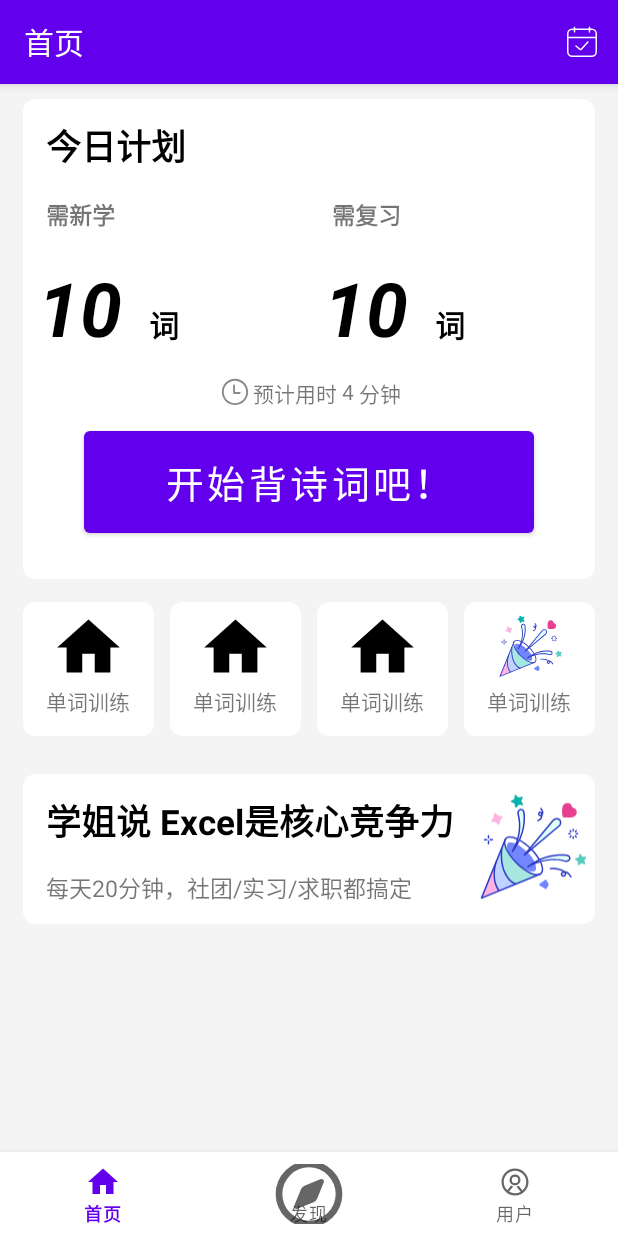
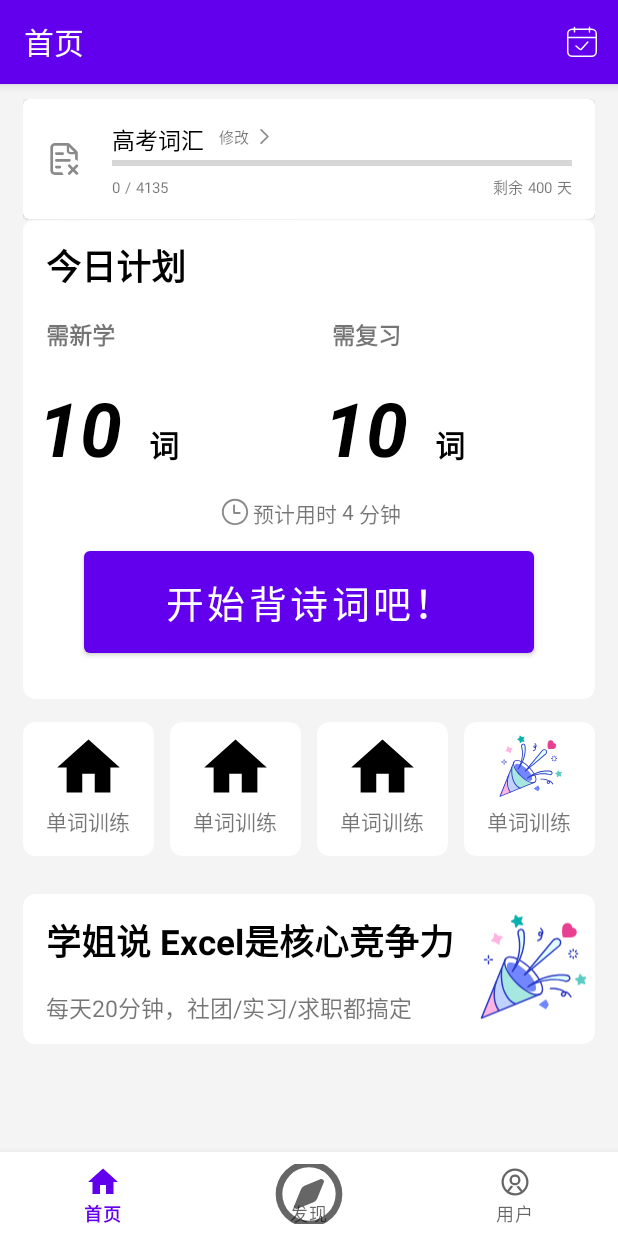
Before and after one commit to Uzemiu/guyunwu, an Android app: the screen it shows after launch (MainActivity), on a phone screen of 412 x 824 dp. Run offline under Robolectric (Android 15) with nearby library versions, the phone set to English and light mode, and no system bars; our stand-ins replace navigation-ui; libraries missing offline, so code that uses them is left out: org.xutils, org.xutils.db, org.xutils.ex, org.xutils.x; 8 statements that could not run were skipped.

```diff
--- a/app/src/main/java/com/example/guyunwu/ui/home/HomeFragment.java
+++ b/app/src/main/java/com/example/guyunwu/ui/home/HomeFragment.java
@@ -1,15 +1,21 @@
 package com.example.guyunwu.ui.home;
 
+import android.content.Intent;
 import android.os.Bundle;
 import android.view.LayoutInflater;
+import com.example.guyunwu.R;
 import android.view.View;
 import android.view.ViewGroup;
+import android.widget.Toast;
 
 import androidx.annotation.NonNull;
 import androidx.fragment.app.Fragment;
 import androidx.lifecycle.ViewModelProvider;
 
 import com.example.guyunwu.databinding.FragmentHomeBinding;
+import com.example.guyunwu.ui.home.schedule.UpdateScheduleActivity;
+import com.example.guyunwu.ui.home.signIn.SignInActivity;
+import com.example.guyunwu.ui.user.profile.ProfileActivity;
 
 public class HomeFragment extends Fragment {
 
@@ -23,8 +29,21 @@ public class HomeFragment extends Fragment {
         binding = FragmentHomeBinding.inflate(inflater, container, false);
         View root = binding.getRoot();
 
+        root.findViewById(R.id.book_image).setOnClickListener(v -> {
+//            Intent toProfilePage = new Intent();
+//            toProfilePage.setClass(getActivity(), ProfileActivity.class);
+//            startActivity(toProfilePage);
+        });
+
+        root.findViewById(R.id.schedule).setOnClickListener(v -> {
+            Intent toSchedulePage = new Intent();
+            toSchedulePage.setClass(getActivity(), UpdateScheduleActivity.class);
+            startActivity(toSchedulePage);
+        });
+
         return root;
     }
+
 
     @Override
     public void onDestroyView() {
--- a/app/src/main/res/layout/fragment_home.xml
+++ b/app/src/main/res/layout/fragment_home.xml
@@ -18,6 +18,123 @@
 
         <com.google.android.material.card.MaterialCardView
             android:layout_width="match_parent"
+            android:layout_height="80dp">
+
+            <LinearLayout
+                android:layout_width="match_parent"
+                android:layout_height="match_parent"
+                android:layout_margin="15dp"
+                android:orientation="horizontal"
+                android:gravity="center_vertical">
+
+                <ImageView
+                    android:layout_width="wrap_content"
+                    android:layout_height="wrap_content"
+                    android:id="@+id/book_image"
+                    android:src="@drawable/ic_signin_unfinished_24dp"
+                    android:clickable="true"/>
+
+                <LinearLayout
+                    android:layout_width="match_parent"
+                    android:layout_height="wrap_content"
+                    android:id="@+id/schedule"
+                    android:orientation="vertical"
+                    android:layout_marginLeft="20dp"
+                    android:clickable="true">
+
+                    <LinearLayout
+                        android:layout_width="match_parent"
+                        android:layout_height="20dp"
+                        android:gravity="center_vertical">
+
+                        <TextView
+                            android:layout_width="wrap_content"
+                            android:layout_height="wrap_content"
+                            android:id="@+id/book_type"
+                            android:text="高考词汇"
+                            android:textSize="15sp"
+                            android:textColor="@color/black"/>
+
+                        <TextView
+                            android:layout_width="wrap_content"
+                            android:layout_height="wrap_content"
+                            android:layout_marginLeft="10dp"
+                            android:text="修改"
+                            android:textSize="10sp"/>
+
+                        <ImageView
+                            android:src="@drawable/ic_user_arrowright_24dp"
+                            android:scaleType="fitCenter"
+                            android:layout_width="10dp"
+                            android:layout_height="10dp"
+                            android:layout_gravity="center"
+                            android:layout_marginLeft="5dp"
+                            android:id="@+id/account_manage_rightarrow"/>
+                    </LinearLayout>
+
+                    <ProgressBar
+                        android:layout_width="match_parent"
+                        android:layout_height="15dp"
+                        android:id="@+id/process_bar"
+                        style="?android:attr/progressBarStyleHorizontal" />
+
+                    <LinearLayout
+                        android:layout_width="match_parent"
+                        android:layout_height="20dp">
+
+                        <TextView
+                            android:layout_width="wrap_content"
+                            android:layout_height="wrap_content"
+                            android:id="@+id/learned"
+                            android:text="0"
+                            android:textSize="10sp"/>
+
+                        <TextView
+                            android:layout_width="wrap_content"
+                            android:layout_height="wrap_content"
+                            android:layout_marginLeft="3dp"
+                            android:text="/"
+                            android:textSize="10sp"/>
+
+                        <TextView
+                            android:layout_width="wrap_content"
+                            android:layout_height="wrap_content"
+                            android:id="@+id/all"
+                            android:layout_marginLeft="3dp"
+                            android:layout_weight="1"
+                            android:text="4135"
+                            android:textSize="10sp"/>
+
+                        <TextView
+                            android:layout_width="wrap_content"
+                            android:layout_height="wrap_content"
+                            android:text="剩余"
+                            android:textSize="10sp"/>
+
+                        <TextView
+                            android:layout_width="wrap_content"
+                            android:layout_height="wrap_content"
+                            android:id="@+id/day_remained"
+                            android:layout_marginLeft="3dp"
+                            android:text="400"
+                            android:textSize="10sp"/>
+
+                        <TextView
+                            android:layout_width="wrap_content"
+                            android:layout_height="wrap_content"
+                            android:layout_marginLeft="3dp"
+                            android:text="天"
+                            android:textSize="10sp"/>
+                    </LinearLayout>
+
+                </LinearLayout>
+
+            </LinearLayout>
+
+        </com.google.android.material.card.MaterialCardView>
+
+        <com.google.android.material.card.MaterialCardView
+                android:layout_width="match_parent"
                 app:cardElevation="0dp"
                 android:layout_height="320dp"
                 app:cardCornerRadius="@dimen/rounded_corner_card">
@@ -26,15 +143,16 @@
                 android:layout_width="match_parent"
                 android:layout_height="match_parent"
                 android:orientation="vertical">
+
                 <TextView
                     android:layout_width="115dp"
                     android:layout_height="55dp"
-                        android:text="今日计划"
-                        android:textSize="23sp"
-                        android:textStyle="bold"
                     android:paddingStart="15dp"
                     android:paddingTop="13dp"
-                        android:textColor="@color/black"/>
+                    android:text="今日计划"
+                    android:textColor="@color/black"
+                    android:textSize="23sp"
+                    android:textStyle="bold" />
 
                 <LinearLayout
                     android:layout_width="match_parent"
@@ -44,22 +162,22 @@
                     <TextView
                         android:layout_width="0dp"
                         android:layout_height="match_parent"
+                        android:layout_weight="1"
+                        android:paddingStart="15dp"
+                        android:paddingTop="10dp"
                         android:text="需新学"
                         android:textSize="15sp"
-                            android:textStyle="bold"
-                            android:paddingStart="15dp"
-                            android:paddingTop="10dp"
-                            android:layout_weight="1"/>
+                        android:textStyle="bold" />
 
                     <TextView
                         android:layout_width="0dp"
                         android:layout_height="match_parent"
+                        android:layout_weight="1"
+                        android:paddingStart="15dp"
+                        android:paddingTop="10dp"
                         android:text="需复习"
                         android:textSize="15sp"
-                            android:textStyle="bold"
-                            android:paddingStart="15dp"
-                            android:paddingTop="10dp"
-                            android:layout_weight="1"/>
+                        android:textStyle="bold" />
                 </LinearLayout>
 
                 <LinearLayout
@@ -70,93 +188,99 @@
                     <LinearLayout
                         android:layout_width="200dp"
                         android:layout_height="match_parent"
-                            android:orientation="horizontal"
-                            android:layout_weight="1">
+                        android:layout_weight="1"
+                        android:orientation="horizontal">
+
+                        <TextView
+                            android:id="@+id/needToLearn"
+                            android:layout_width="wrap_content"
+                            android:layout_height="match_parent"
+                            android:paddingStart="10dp"
+                            android:paddingTop="10dp"
+                            android:text="10 "
+                            android:textColor="@color/black"
+                            android:textSize="50sp"
+                            android:textStyle="italic|bold" />
 
                         <TextView
                             android:layout_width="wrap_content"
                             android:layout_height="match_parent"
-                                android:id="@+id/needToLearn"
-                                android:text="10 "
-                                android:textSize="50sp"
-                                android:textStyle="italic|bold"
-                                android:paddingStart="10dp"
-                                android:paddingTop="10dp"
-                                android:textColor="@color/black"/>
-
-                        <TextView
-                                android:layout_width="wrap_content"
-                                android:layout_height="match_parent"
-                                android:text="词"
-                                android:textSize="20sp"
-                                android:textStyle="bold"
                             android:paddingStart="5dp"
                             android:paddingTop="40dp"
-                                android:textColor="@color/black"/>
+                            android:text="词"
+                            android:textColor="@color/black"
+                            android:textSize="20sp"
+                            android:textStyle="bold" />
                     </LinearLayout>
 
                     <LinearLayout
                         android:layout_width="200dp"
                         android:layout_height="match_parent"
-                            android:orientation="horizontal"
-                            android:layout_weight="1">
+                        android:layout_weight="1"
+                        android:orientation="horizontal">
+
+                        <TextView
+                            android:id="@+id/needToReview"
+                            android:layout_width="wrap_content"
+                            android:layout_height="match_parent"
+                            android:paddingStart="10dp"
+                            android:paddingTop="10dp"
+                            android:text="10 "
+                            android:textColor="@color/black"
+                            android:textSize="50sp"
+                            android:textStyle="italic|bold" />
+
                         <TextView
                             android:layout_width="wrap_content"
                             android:layout_height="match_parent"
-                                android:id="@+id/needToReview"
-                                android:text="10 "
-                                android:textSize="50sp"
-                                android:textStyle="italic|bold"
-                                android:paddingStart="10dp"
-                                android:paddingTop="10dp"
-                                android:textColor="@color/black"/>
-                        <TextView
-                                android:layout_width="wrap_content"
-                                android:layout_height="match_parent"
-                                android:text="词"
-                                android:textSize="20sp"
-                                android:textStyle="bold"
                             android:paddingLeft="5dp"
                             android:paddingTop="40dp"
-                                android:textColor="@color/black"/>
+                            android:text="词"
+                            android:textColor="@color/black"
+                            android:textSize="20sp"
+                            android:textStyle="bold" />
                     </LinearLayout>
                 </LinearLayout>
+
                 <LinearLayout
                     android:layout_width="wrap_content"
                     android:layout_height="wrap_content"
+                    android:layout_gravity="center"
+                    android:layout_margin="10dp"
+                    android:layout_marginTop="10dp"
                     android:gravity="center"
-                        android:layout_margin="10dp"
-                        android:orientation="horizontal"
-                        android:layout_marginTop="10dp"
-                        android:layout_gravity="center">
+                    android:orientation="horizontal">
+
                     <ImageView
                         android:layout_width="wrap_content"
                         android:layout_height="20dp"
-                            android:src="@drawable/ic_home_clock_24dp"
-                    />
+                        android:src="@drawable/ic_home_clock_24dp" />
+
                     <TextView
                         android:layout_width="wrap_content"
                         android:layout_height="20dp"
-                            android:text="预计用时"/>
+                        android:text="预计用时" />
+
+                    <TextView
+                        android:id="@+id/minutes"
+                        android:layout_width="wrap_content"
+                        android:layout_height="20dp"
+                        android:text=" 4 " />
+
                     <TextView
                         android:layout_width="wrap_content"
                         android:layout_height="20dp"
-                            android:id="@+id/minutes"
-                            android:text=" 4 "/>
-                    <TextView
-                            android:layout_width="wrap_content"
-                            android:layout_height="20dp"
-                            android:text="分钟"/>
+                        android:text="分钟" />
                 </LinearLayout>
 
 
                 <Button
                     android:layout_width="300dp"
                     android:layout_height="80dp"
+                    android:layout_gravity="center"
                     android:text="开始背诗词吧！"
                     android:textColor="@color/white"
-                        android:textSize="25dp"
-                        android:layout_gravity="center"/>
+                    android:textSize="25dp" />
             </LinearLayout>
 
         </com.google.android.material.card.MaterialCardView>
--- a/build.gradle
+++ b/build.gradle
@@ -4,8 +4,8 @@ buildscript {
     }
 }// Top-level build file where you can add configuration options common to all sub-projects/modules.
 plugins {
-    id 'com.android.application' version '7.3.1' apply false
-    id 'com.android.library' version '7.3.1' apply false
+    id 'com.android.application' version '7.2.0' apply false
+    id 'com.android.library' version '7.2.0' apply false
 }
 
 task clean(type: Delete) {
```
Also changed, not shown: app/src/main/AndroidManifest.xml (+7 -0 lines), app/src/main/java/com/example/guyunwu/ui/home/schedule/UpdateScheduleActivity.java (added, +152 -0 lines), app/src/main/res/drawable/ic_home_reset_24dp.xml (added, +12 -0 lines), app/src/main/res/layout/activity_update_schedule.xml (added, +275 -0 lines), gradle/wrapper/gradle-wrapper.properties. Lines whose indentation alone changed are shown as unchanged.
